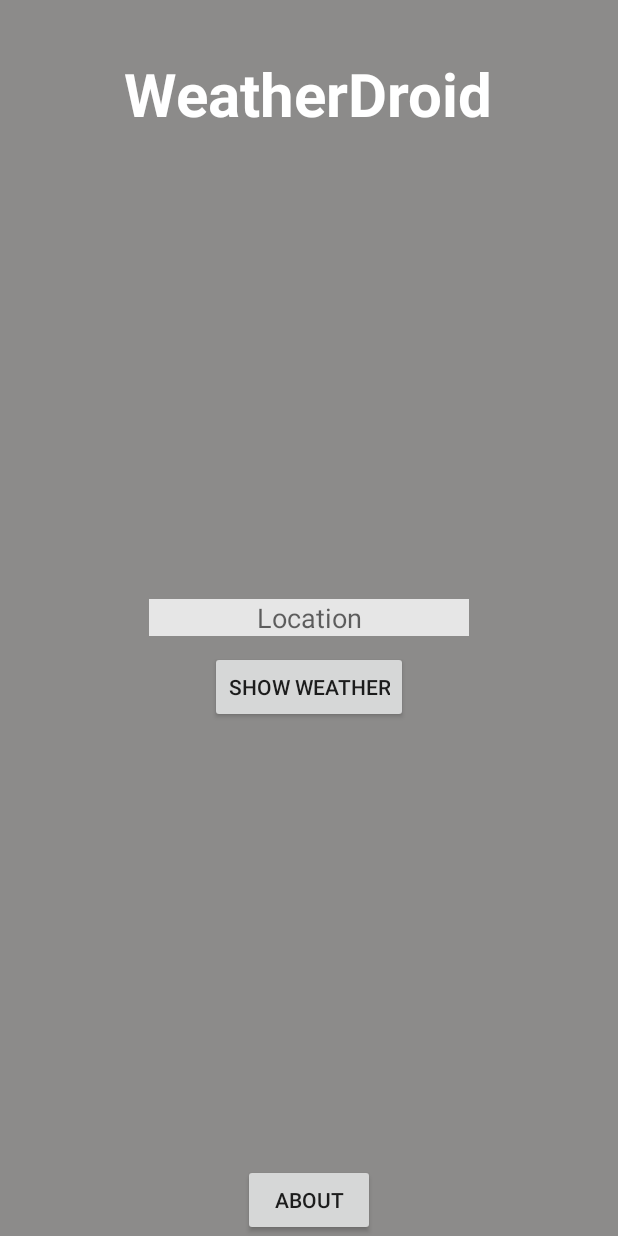
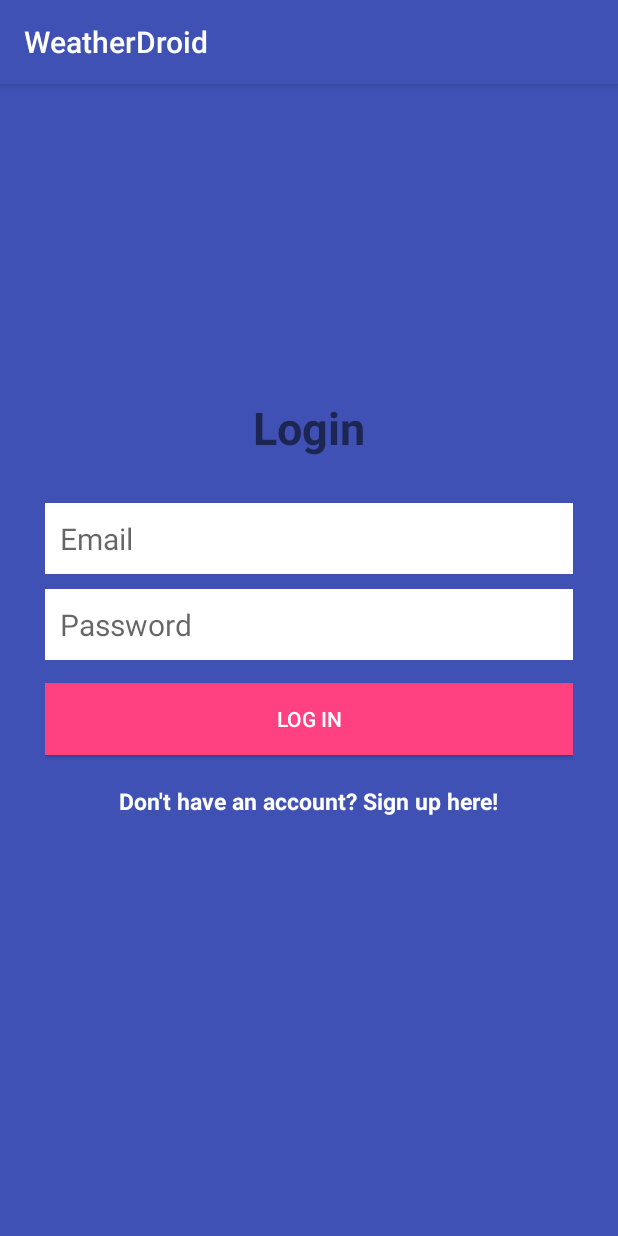
Before and after one commit to TuesdayHat/WeatherDroid, an Android app: the screen it shows after launch (MainActivity before the commit, LoginActivity after it), on a phone screen of 412 x 824 dp. Run offline under Robolectric (Android 15) with nearby library versions, the phone set to English and light mode, and no system bars.

Commit message:
create basic layout for login/create account pages.

```diff
--- a/app/build.gradle
+++ b/app/build.gradle
@@ -49,5 +49,6 @@ dependencies {
     compile 'com.squareup.okhttp3:okhttp:3.7.0'
     compile 'com.google.firebase:firebase-database:11.0.0'
     compile 'com.firebaseui:firebase-ui-database:0.4.1'
+    compile 'com.google.firebase:firebase-auth:11.0.0'
 }
 apply plugin: 'com.google.gms.google-services'
--- /dev/null
+++ b/app/src/main/java/com/tuesdayhat/weatherdroid/ui/LoginActivity.java
@@ -0,0 +1,15 @@
+package com.tuesdayhat.weatherdroid.ui;
+
+import android.support.v7.app.AppCompatActivity;
+import android.os.Bundle;
+
+import com.tuesdayhat.weatherdroid.R;
+
+public class LoginActivity extends AppCompatActivity {
+
+    @Override
+    protected void onCreate(Bundle savedInstanceState) {
+        super.onCreate(savedInstanceState);
+        setContentView(R.layout.activity_login);
+    }
+}
--- a/app/src/main/java/com/tuesdayhat/weatherdroid/ui/WeatherSourceDetailFragment.java
+++ b/app/src/main/java/com/tuesdayhat/weatherdroid/ui/WeatherSourceDetailFragment.java
@@ -55,9 +55,9 @@ public class WeatherSourceDetailFragment extends Fragment implements View.OnClic
 
         mSourceName.setText(mWeatherSource.getSourceName());
         mCurrTemp.setText(mWeatherSource.getCurrTemp().toString() + "°");//note that Open Weather Map returns temp in Kelvins
-        mHumidity.setText(mWeatherSource.getCurrHumidity().toString()+"%");
-        mCurrMax.setText(mWeatherSource.getCurrMax().toString() + "°");
-        mCurrMin.setText(mWeatherSource.getCurrMin().toString() + "°");
+        mHumidity.setText(String.format("Humidity: %s", mWeatherSource.getCurrHumidity().toString() + "%"));
+        mCurrMax.setText(String.format("Max: %s °", mWeatherSource.getCurrMax().toString()));
+        mCurrMin.setText(String.format("Min: %s °", mWeatherSource.getCurrMin().toString()));
         mSummary.setText(mWeatherSource.getSummary());
         mLocation.setText(mWeatherSource.getLocation());
         mDescription.setText(mWeatherSource.getDescription());
--- /dev/null
+++ b/app/src/main/res/layout/activity_login.xml
@@ -0,0 +1,77 @@
+<?xml version="1.0" encoding="utf-8"?>
+<RelativeLayout
+    xmlns:android="http://schemas.android.com/apk/res/android"
+    xmlns:tools="http://schemas.android.com/tools"
+    android:layout_width="match_parent"
+    android:layout_height="match_parent"
+    tools:context="com.tuesdayhat.weatherdroid.ui.LoginActivity"
+    android:background="@color/colorPrimary">
+
+    <LinearLayout
+        android:orientation="vertical"
+        android:layout_width="match_parent"
+        android:layout_height="wrap_content"
+        android:padding="30dp"
+        android:layout_centerVertical="true"
+        android:layout_centerHorizontal="true"
+        android:id="@+id/linearLayout">
+
+        <EditText
+            android:id="@+id/emailEditText"
+            android:layout_width="match_parent"
+            android:layout_height="wrap_content"
+            android:background="@android:color/white"
+            android:hint="Email"
+            android:inputType="textEmailAddress"
+            android:nextFocusDown="@+id/passwordEditText"
+            android:padding="10dp"
+            android:layout_marginBottom="10dp"
+            android:textColor="@android:color/black"
+            android:textSize="20sp" />
+
+        <EditText
+            android:id="@+id/passwordEditText"
+            android:layout_width="match_parent"
+            android:layout_height="wrap_content"
+            android:background="@android:color/white"
+            android:hint="Password"
+            android:inputType="textPassword"
+            android:nextFocusDown="@+id/passwordEditText"
+            android:padding="10dp"
+            android:textColor="@android:color/black"
+            android:textSize="20sp" />
+
+
+        <Button
+            android:id="@+id/passwordLoginButton"
+            android:layout_width="match_parent"
+            android:layout_height="wrap_content"
+            android:padding="10dp"
+            android:text="Log in"
+            android:background="@color/colorAccent"
+            android:layout_marginTop="15dp"
+            android:textColor="@color/colorTextIcons" />
+
+        <TextView
+            android:layout_width="wrap_content"
+            android:layout_height="wrap_content"
+            android:layout_marginTop="20dp"
+            android:textColor="@color/colorTextIcons"
+            android:textStyle="bold"
+            android:textSize="15sp"
+            android:text="Don't have an account? Sign up here!"
+            android:id="@+id/registerTextView"
+            android:layout_gravity="center_horizontal" />
+
+    </LinearLayout>
+
+    <TextView
+        android:layout_width="wrap_content"
+        android:layout_height="wrap_content"
+        android:text="Login"
+        android:textSize="30dp"
+        android:textStyle="bold"
+        android:layout_above="@+id/linearLayout"
+        android:layout_centerHorizontal="true" />
+
+</RelativeLayout>
--- a/app/src/main/res/layout/fragment_weather_source_detail.xml
+++ b/app/src/main/res/layout/fragment_weather_source_detail.xml
@@ -76,7 +76,8 @@
                 android:layout_alignParentEnd="true"
                 android:layout_alignParentRight="true"
                 android:text="todayMax"
-                android:textColor="@color/colorAccent" />
+                android:textColor="@color/colorAccent"
+                android:textSize="20dp"/>
 
             <TextView
                 android:id="@+id/currMin"
@@ -87,7 +88,8 @@
                 android:layout_below="@+id/summary"
                 android:layout_marginTop="52dp"
                 android:text="todayMin"
-                android:textColor="@color/colorPrimary" />
+                android:textColor="@color/colorPrimary"
+                android:textSize="20dp"/>
 
 
             <Button
```
Also changed, not shown: app/src/main/AndroidManifest.xml (+10 -9 lines), app/src/main/java/com/tuesdayhat/weatherdroid/ui/CreateAccountActivity.java (added, +15 -0 lines), app/src/main/res/layout/activity_create_account.xml (added, +103 -0 lines).
